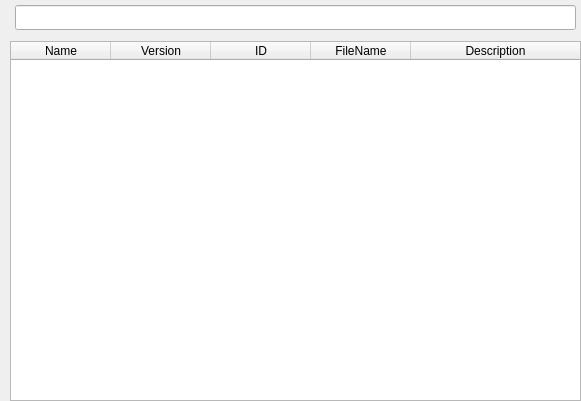
WangPengZhan/sVanilla, file sVanilla/src/ClientUi/Setting/PluginsInfo.ui: the form before one commit.
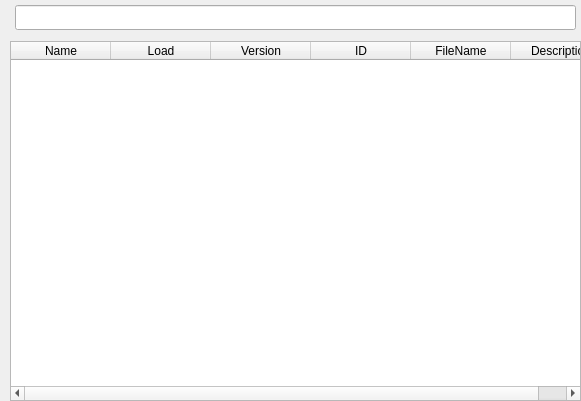
The form after the commit. Custom widgets are drawn as their Qt base class.

The edit to the form file:
```diff
--- a/sVanilla/src/ClientUi/Setting/PluginsInfo.ui
+++ b/sVanilla/src/ClientUi/Setting/PluginsInfo.ui
@@ -85,6 +85,11 @@
        <string>Name</string>
       </property>
      </column>
+     <column>
+      <property name="text">
+       <string>Load</string>
+      </property>
+     </column>
      <column>
       <property name="text">
        <string>Version</string>
```
